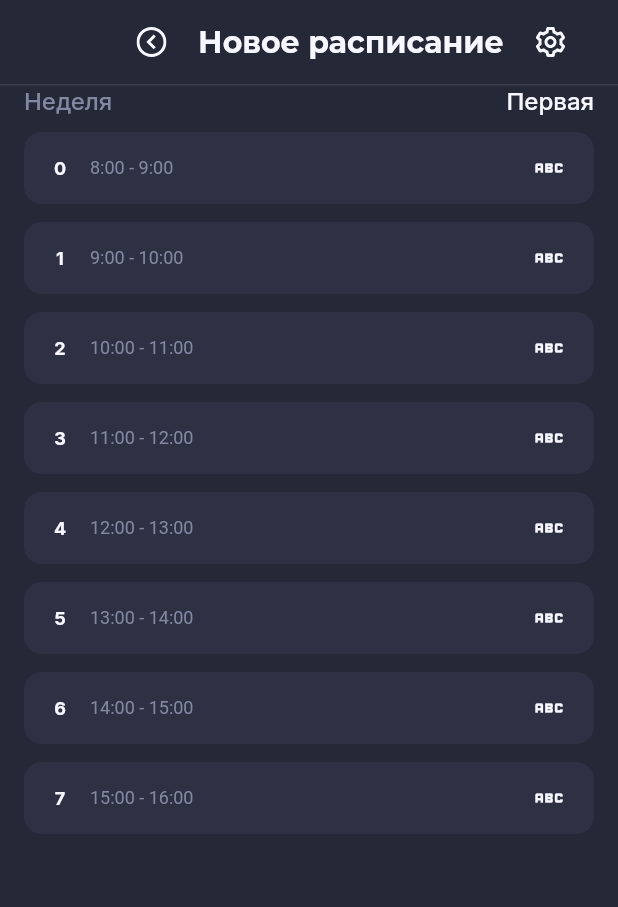
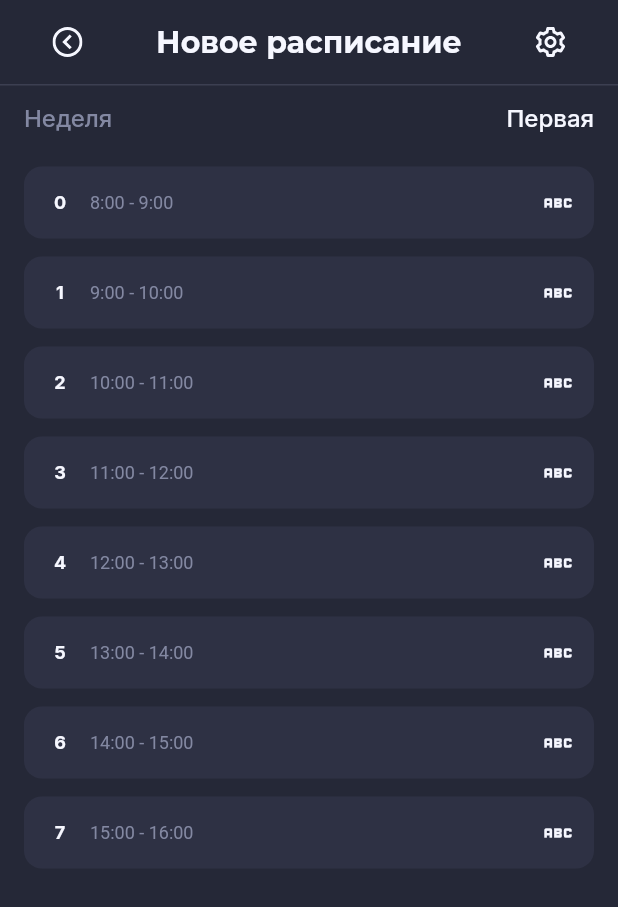
Before and after one commit to Null-Delta/StudRasp-Requiem, a Flutter app: the TimetableEditorPage screen opened directly, on a phone screen of 412 x 824 dp. Shown: the top 907 px of the screen. Run offline on Flutter 3.47's test engine with Material 2 defaults, Android fonts, the phone set to English and light mode, and no system bars; our stand-ins replace flutter_riverpod, flutter_svg, freezed_annotation, google_fonts; project files that could hold a hidden picture were left out.

Commit message:
Fix warnings 2

```diff
--- a/studrasp_requiem/lib/styles/text_field_style.dart
+++ b/studrasp_requiem/lib/styles/text_field_style.dart
@@ -1,5 +1,5 @@
 import 'package:flutter/material.dart';
-import 'package:studrasp_requiem/styles/widget_styles.dart';
+import 'widget_styles.dart';
 
 import 'build_context_extension.dart';
 
--- a/studrasp_requiem/lib/ui/lesson_card/card_styles/default_lesson_card.dart
+++ b/studrasp_requiem/lib/ui/lesson_card/card_styles/default_lesson_card.dart
@@ -3,7 +3,6 @@ import '../../../models/lesson/lesson_model.dart';
 import '../../../models/time_interval/time_interval_model.dart';
 import '../../../styles/build_context_extension.dart';
 import '../../../styles/colors.dart';
-import '../../../styles/fonts.dart';
 import '../../../styles/widget_styles.dart';
 import '../lesson_header.dart';
 import '../lesson_body.dart';
@@ -41,7 +40,6 @@ class LessonCard extends StatelessWidget {
   @override
   Widget build(BuildContext context) {
     final colors = context.colors;
-    ;
     final textStyles = context.textStyles;
     return DecoratedBox(
       decoration: BoxDecoration(
@@ -59,8 +57,7 @@ class LessonCard extends StatelessWidget {
       child: Column(
         children: [
           Padding(
-            padding:
-                const EdgeInsets.only(left: 12, top: 6, bottom: 0, right: 12),
+            padding: const EdgeInsets.only(left: 12, top: 6, bottom: 0, right: 12),
             child: LessonHeader(
               index: index,
               interval: interval,
--- a/studrasp_requiem/lib/ui/lesson_card/card_styles/editable_lesson_card.dart
+++ b/studrasp_requiem/lib/ui/lesson_card/card_styles/editable_lesson_card.dart
@@ -25,7 +25,6 @@ class EditableLessonCard extends StatelessWidget {
   @override
   Widget build(BuildContext context) {
     final colors = context.colors;
-    ;
 
     return DecoratedBox(
       decoration: BoxDecoration(
--- a/studrasp_requiem/lib/ui/lesson_card/card_styles/empty_lesson_card.dart
+++ b/studrasp_requiem/lib/ui/lesson_card/card_styles/empty_lesson_card.dart
@@ -3,7 +3,6 @@ import 'package:flutter/material.dart';
 import '../../../models/time_interval/time_interval_model.dart';
 import '../../../styles/build_context_extension.dart';
 import '../../../styles/button_style.dart';
-import '../../../styles/colors.dart';
 import '../../../styles/widget_styles.dart';
 import '../lesson_header.dart';
 
@@ -22,7 +21,6 @@ class EmptyLessonCard extends StatelessWidget {
   @override
   Widget build(BuildContext context) {
     final colors = context.colors;
-    ;
 
     return DecoratedBox(
       decoration: BoxDecoration(
@@ -30,7 +28,7 @@ class EmptyLessonCard extends StatelessWidget {
         borderRadius: BurderRadiusStyles.large,
       ),
       child: Padding(
-        padding: const EdgeInsets.only(left: 12, right: 6, top: 6, bottom: 6),
+        padding: const EdgeInsets.only(left: 12, right: 0, top: 6, bottom: 6),
         child: LessonHeader(
           index: index,
           interval: interval,
--- a/studrasp_requiem/lib/ui/lesson_card/lesson_body.dart
+++ b/studrasp_requiem/lib/ui/lesson_card/lesson_body.dart
@@ -2,8 +2,6 @@ import 'package:flutter/material.dart';
 
 import '../../models/lesson/lesson_model.dart';
 import '../../styles/build_context_extension.dart';
-import '../../styles/colors.dart';
-import '../../styles/fonts.dart';
 
 class LessonBody extends StatelessWidget {
   final Lesson lesson;
@@ -18,7 +16,6 @@ class LessonBody extends StatelessWidget {
   @override
   Widget build(BuildContext context) {
     final colors = context.colors;
-    ;
     final textStyles = context.textStyles;
 
     return Padding(
--- a/studrasp_requiem/lib/ui/lesson_card/lesson_header.dart
+++ b/studrasp_requiem/lib/ui/lesson_card/lesson_header.dart
@@ -2,8 +2,6 @@ import 'package:flutter/material.dart';
 
 import '../../models/time_interval/time_interval_model.dart';
 import '../../styles/build_context_extension.dart';
-import '../../styles/colors.dart';
-import '../../styles/fonts.dart';
 import '../../styles/widget_styles.dart';
 
 class LessonHeader extends StatelessWidget {
@@ -21,7 +19,6 @@ class LessonHeader extends StatelessWidget {
   @override
   Widget build(BuildContext context) {
     final colors = context.colors;
-    ;
     final textStyles = context.textStyles;
 
     return Row(
--- a/studrasp_requiem/lib/ui/timetable_editor_page/timetable_editor_page.dart
+++ b/studrasp_requiem/lib/ui/timetable_editor_page/timetable_editor_page.dart
@@ -8,6 +8,7 @@ import '../../styles/colors.dart';
 import '../../styles/fonts.dart';
 import '../lesson_card/card_styles/editable_lesson_card.dart';
 import '../lesson_card/card_styles/empty_lesson_card.dart';
+import '../timetable_settings_page/labeled_text.dart';
 import '../widgets/popup_menu_action.dart';
 
 class TimetableEditorPage extends StatelessWidget {
@@ -81,30 +82,7 @@ class TimetableEditorPage extends StatelessWidget {
             thickness: 1,
             color: colors.separator,
           ),
-          Padding(
-            padding: const EdgeInsets.only(
-              left: 16.0,
-              right: 16,
-            ),
-            child: Row(
-              children: [
-                Text(
-                  'Неделя',
-                  style: textStyles.label!.copyWith(
-                    color: colors.disable,
-                  ),
-                ),
-                const Spacer(),
-                Text(
-                  // высчитывать день?
-                  timeTable.config.weekTypes[0],
-                  style: textStyles.label!.copyWith(
-                    color: colors.accentPrimary,
-                  ),
-                ),
-              ],
-            ),
-          ),
+          LabeledText(label: 'Неделя', text: timeTable.config.weekTypes[0]),
           const SizedBox(
             height: 12,
           ),
--- a/studrasp_requiem/lib/ui/timetable_list_pages/widgets/time_table_card.dart
+++ b/studrasp_requiem/lib/ui/timetable_list_pages/widgets/time_table_card.dart
@@ -3,8 +3,6 @@ import 'package:intl/intl.dart';
 
 import '../../../models/timetable/timetable_model.dart';
 import '../../../styles/build_context_extension.dart';
-import '../../../styles/colors.dart';
-import '../../../styles/fonts.dart';
 
 class TimeTableCard extends StatelessWidget {
   final Timetable timeTable;
@@ -27,7 +25,6 @@ class TimeTableCard extends StatelessWidget {
   @override
   Widget build(BuildContext context) {
     final colors = context.colors;
-    ;
     final textStyles = context.textStyles;
 
     return Padding(
--- a/studrasp_requiem/lib/ui/timetable_settings_page/action_header.dart
+++ b/studrasp_requiem/lib/ui/timetable_settings_page/action_header.dart
@@ -14,7 +14,6 @@ class ActionHeader extends StatelessWidget {
 
   @override
   Widget build(BuildContext context) {
-    final colors = context.colors;
     final textStyle = context.textStyles;
 
     return SizedBox(
```
Also changed, not shown: studrasp_requiem/lib/ui/my_app.dart (+6 -13 lines), studrasp_requiem/lib/ui/timetable_settings_page/lesson_interval_picker.dart (+13 -2 lines).
